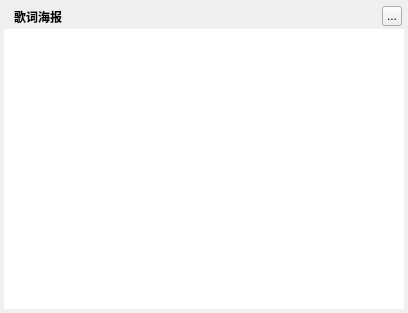
Above: TTKCore/musicUiKits/musicLrcKits/musiclrcposterwidget.ui from Greedysky/TTKMusicPlayer before the change. Below: the same form after it.
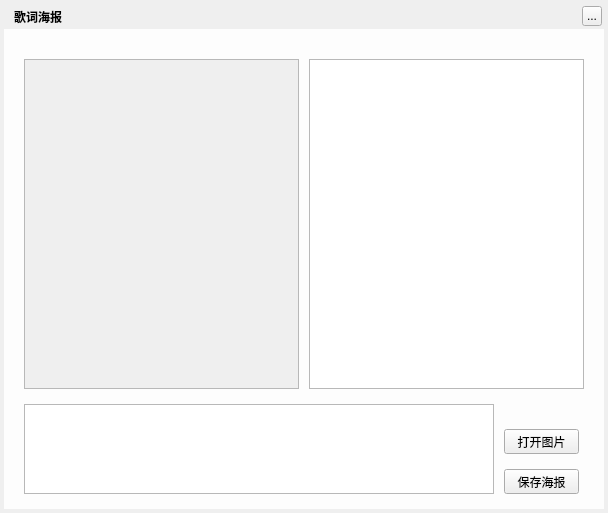
That is the form after the change. Custom widgets are drawn as their Qt base class.

Commit message: Add lrc poster maker[013465]

The edit to the form file:
```diff
--- a/TTKCore/musicUiKits/musicLrcKits/musiclrcposterwidget.ui
+++ b/TTKCore/musicUiKits/musicLrcKits/musiclrcposterwidget.ui
@@ -6,8 +6,8 @@
    <rect>
     <x>0</x>
     <y>0</y>
-    <width>408</width>
-    <height>313</height>
+    <width>608</width>
+    <height>513</height>
    </rect>
   </property>
   <property name="windowTitle">
@@ -18,8 +18,8 @@
     <rect>
      <x>4</x>
      <y>4</y>
-     <width>400</width>
-     <height>305</height>
+     <width>600</width>
+     <height>505</height>
     </rect>
    </property>
    <property name="text">
@@ -31,7 +31,7 @@
     <rect>
      <x>14</x>
      <y>4</y>
-     <width>91</width>
+     <width>141</width>
      <height>25</height>
     </rect>
    </property>
@@ -45,7 +45,7 @@
   <widget class="QToolButton" name="topTitleCloseButton">
    <property name="geometry">
     <rect>
-     <x>382</x>
+     <x>582</x>
      <y>6</y>
      <width>20</width>
      <height>20</height>
@@ -60,19 +60,92 @@
     <rect>
      <x>4</x>
      <y>29</y>
-     <width>400</width>
-     <height>280</height>
+     <width>600</width>
+     <height>480</height>
     </rect>
    </property>
    <property name="styleSheet">
-    <string notr="true">background:white;</string>
+    <string notr="true">#backgroundMask{background:rgba(255,255,255,228);}</string>
    </property>
+   <widget class="QScrollArea" name="viewArea">
+    <property name="geometry">
+     <rect>
+      <x>20</x>
+      <y>30</y>
+      <width>275</width>
+      <height>330</height>
+     </rect>
+    </property>
+    <property name="widgetResizable">
+     <bool>true</bool>
+    </property>
+   </widget>
+   <widget class="MusicLrcPosterTableWidget" name="lrcArea">
+    <property name="geometry">
+     <rect>
+      <x>305</x>
+      <y>30</y>
+      <width>275</width>
+      <height>330</height>
+     </rect>
+    </property>
+   </widget>
+   <widget class="QListWidget" name="listWidget">
+    <property name="geometry">
+     <rect>
+      <x>20</x>
+      <y>375</y>
+      <width>470</width>
+      <height>90</height>
+     </rect>
+    </property>
+   </widget>
+   <widget class="QPushButton" name="openButton">
+    <property name="geometry">
+     <rect>
+      <x>500</x>
+      <y>400</y>
+      <width>75</width>
+      <height>25</height>
+     </rect>
+    </property>
+    <property name="cursor">
+     <cursorShape>PointingHandCursor</cursorShape>
+    </property>
+    <property name="text">
+     <string>打开图片</string>
+    </property>
+   </widget>
+   <widget class="QPushButton" name="saveButton">
+    <property name="geometry">
+     <rect>
+      <x>500</x>
+      <y>440</y>
+      <width>75</width>
+      <height>25</height>
+     </rect>
+    </property>
+    <property name="cursor">
+     <cursorShape>PointingHandCursor</cursorShape>
+    </property>
+    <property name="text">
+     <string>保存海报</string>
+    </property>
+   </widget>
   </widget>
   <zorder>background</zorder>
   <zorder>backgroundMask</zorder>
   <zorder>topTitleName</zorder>
   <zorder>topTitleCloseButton</zorder>
  </widget>
+ <customwidgets>
+  <customwidget>
+   <class>MusicLrcPosterTableWidget</class>
+   <extends>QTableWidget</extends>
+   <header>musiclrcposterwidget.h</header>
+   <container>1</container>
+  </customwidget>
+ </customwidgets>
  <resources/>
  <connections/>
 </ui>
```
The commit also changes 10 other files.
